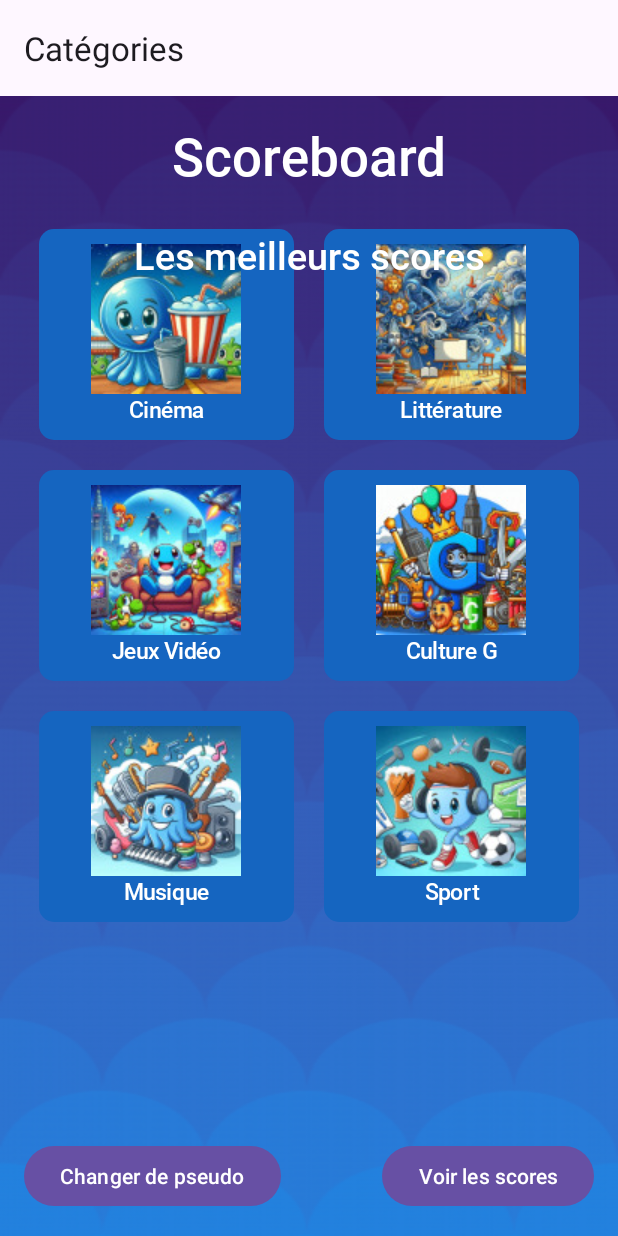
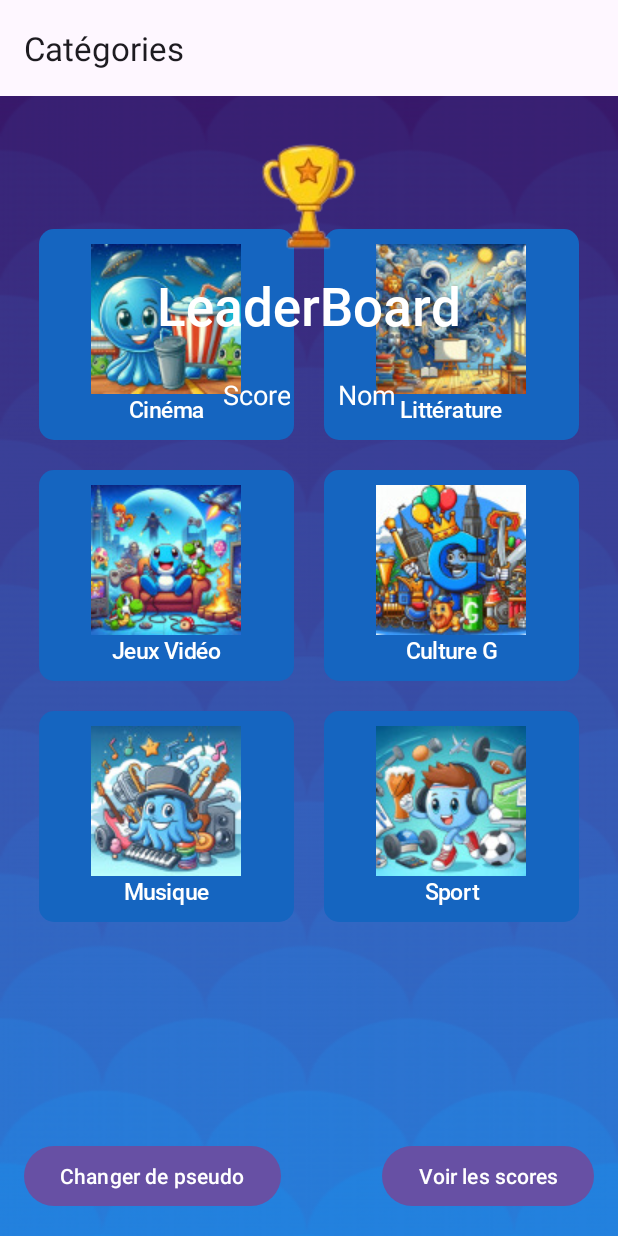
Before and after one commit to Dinholu/tpKotlin01, an Android app: the fragment ScoreFragment placed in its activity, on a phone screen of 412 x 824 dp. Run offline under Robolectric (Android 15) with nearby library versions, the phone set to English and light mode, and no system bars; our stand-ins replace Room's generated code, navigation-ui.

Commit message:
ADD style for Leaderboard

```diff
--- a/app/src/main/res/layout/fragment_score.xml
+++ b/app/src/main/res/layout/fragment_score.xml
@@ -4,12 +4,22 @@
     xmlns:tools="http://schemas.android.com/tools"
     android:layout_width="match_parent"
     android:layout_height="match_parent"
-    tools:context=".Leaderboard">
+    tools:context=".ScoreFragment">
 
     <androidx.constraintlayout.widget.ConstraintLayout
         android:layout_width="match_parent"
         android:layout_height="match_parent"
         android:padding="16dp">
+
+        <ImageView
+            android:id="@+id/trophyImageView"
+            android:layout_width="100dp"
+            android:layout_height="100dp"
+            android:src="@drawable/trophee"
+            app:layout_constraintTop_toTopOf="parent"
+            app:layout_constraintEnd_toEndOf="parent"
+            app:layout_constraintStart_toStartOf="parent"
+            android:layout_marginBottom="16dp" />
 
         <TextView
             android:id="@+id/scoreboard"
@@ -20,38 +30,50 @@
             android:text="@string/scoreboard"
             android:textSize="35sp"
             android:textColor="@color/white"
-            app:layout_constraintBottom_toTopOf="@id/bestScoresTextView"
+            app:layout_constraintTop_toBottomOf="@id/trophyImageView"
             app:layout_constraintEnd_toEndOf="parent"
             app:layout_constraintStart_toStartOf="parent" />
 
-        <TextView
-            android:id="@+id/bestScoresTextView"
+        <TableLayout
+            android:id="@+id/scoreTable"
             android:layout_width="wrap_content"
-            android:layout_height="match_parent"
+            android:layout_height="wrap_content"
             android:layout_marginTop="15dp"
-            android:fontFamily="@font/robotomedium"
-            android:padding="10dp"
-            android:text="@string/best_score"
-            android:textSize="25sp"
-            android:textColor="@color/white"
-            app:layout_constraintBottom_toBottomOf="parent"
-            app:layout_constraintBottom_toTopOf="@id/scoreboard"
+            app:layout_constraintTop_toBottomOf="@id/scoreboard"
             app:layout_constraintEnd_toEndOf="parent"
-            app:layout_constraintStart_toStartOf="parent" />
+            app:layout_constraintStart_toStartOf="parent">
+
+            <TableRow>
+                <TextView
+                    android:text="@string/scoring"
+                    android:layout_margin="8dp"
+                    android:textSize="18sp"
+                    android:textColor="@color/white"
+                    android:gravity="center"
+                    android:layout_gravity="center" />
+                <TextView
+                    android:text="@string/name"
+                    android:layout_margin="8dp"
+                    android:textSize="18sp"
+                    android:textColor="@color/white"
+                    android:gravity="center"
+                    android:layout_gravity="center" />
+            </TableRow>
+
+        </TableLayout>
 
         <TextView
-            android:id="@+id/scoreTextView"
+            android:id="@+id/noScoresTextView"
             android:layout_width="wrap_content"
-            android:layout_height="match_parent"
-            android:layout_marginTop="15dp"
-            android:fontFamily="@font/robotomedium"
-            android:lineSpacingExtra="10dp"
-            android:padding="16dp"
+            android:layout_height="wrap_content"
+            android:text="Pas de score enregistré pour cette catégorie."
             android:textSize="18sp"
             android:textColor="@color/white"
-            app:layout_constraintBottom_toBottomOf="parent"
+            android:visibility="gone"
+            app:layout_constraintTop_toBottomOf="@id/scoreboard"
             app:layout_constraintEnd_toEndOf="parent"
             app:layout_constraintStart_toStartOf="parent"
-            app:layout_constraintTop_toBottomOf="@id/bestScoresTextView" />
+            android:layout_marginTop="16dp" />
+
     </androidx.constraintlayout.widget.ConstraintLayout>
 </androidx.core.widget.NestedScrollView>
--- a/app/src/main/res/values/strings.xml
+++ b/app/src/main/res/values/strings.xml
@@ -11,9 +11,11 @@
     <string name="back">Retour à l\'accueil</string>
     <string name="second_fragment_label">Quiz</string>
     <string name="third_fragment_label">Scores</string>
-    <string name="scoreboard">Scoreboard</string>
-    <string name="best_score">Les meilleurs scores</string>
+    <string name="scoreboard">LeaderBoard</string>
     <string name="score">Score: 0/10</string>
+    <string name="name">Nom</string>
+    <string name="scoring">Score</string>
     <!-- TODO: Remove or change this placeholder text -->
     <string name="hello_blank_fragment">Hello blank fragment</string>
+
 </resources>
```
Also changed, not shown: app/src/main/java/com/example/quizz/ScoreFragment.kt (+83 -10 lines), app/src/main/res/drawable/trophee.png (added).
